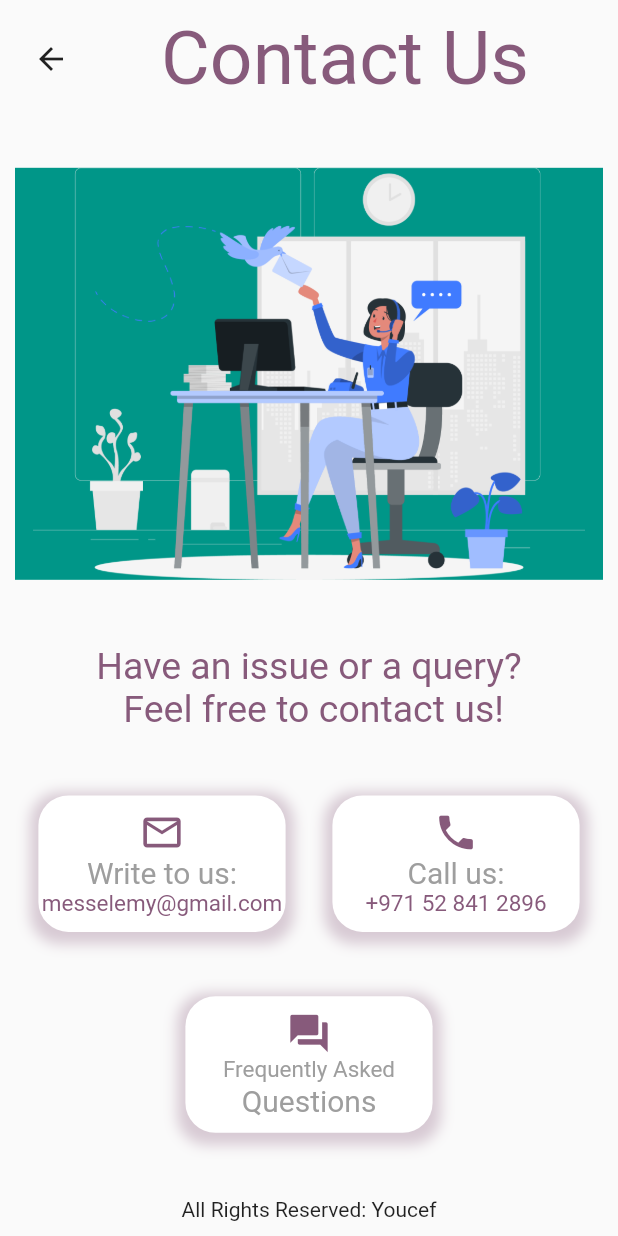
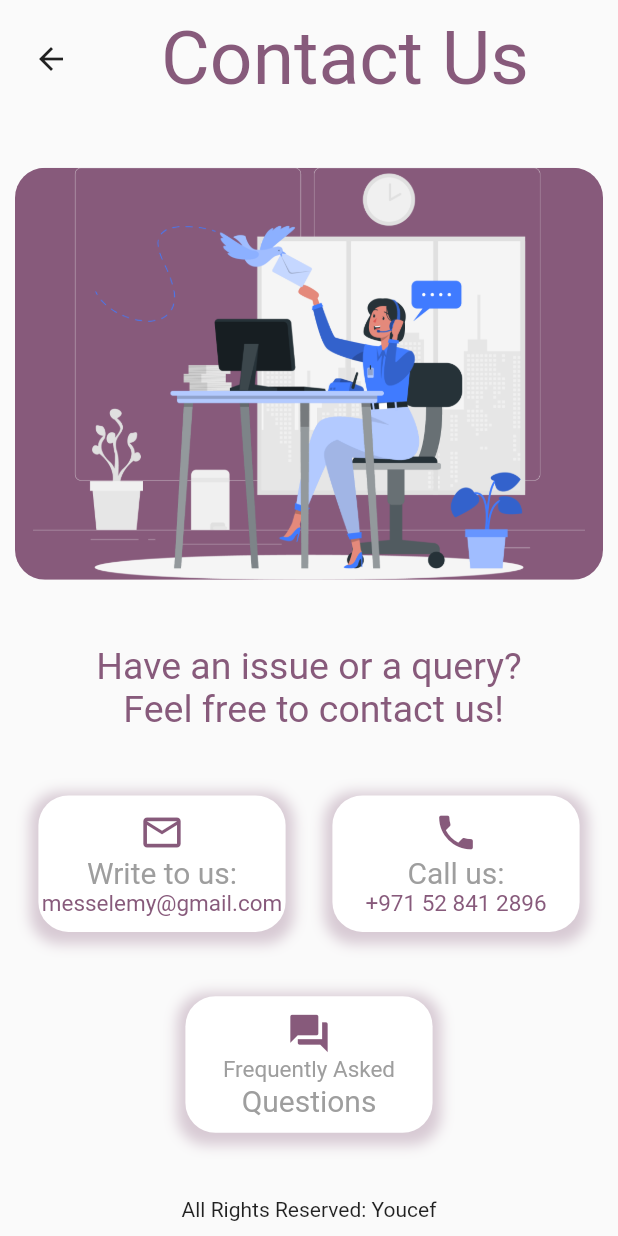
Before and after one commit to MesselemYoucef/TechApp, a Flutter app: the Contact screen opened by its route, on a phone screen of 412 x 824 dp. Run offline on Flutter 3.47's test engine with Material 2 defaults, Android fonts, the phone set to English and light mode, and no system bars; our stand-ins replace cloud_firestore, firebase_core, firebase_storage, font_awesome_flutter, google_fonts; accounts and stored records are empty.

Commit message:
edited the contacts

```diff
--- a/lib/screens/contact.dart
+++ b/lib/screens/contact.dart
@@ -31,7 +31,6 @@ class _ContactState extends State<Contact> {
   }
 
   //method for launching a phone call from the app
-
   _launchCall() async {
     const call = 'tel:+971528412896';
     if (await canLaunch(call)) {
@@ -77,11 +76,14 @@ class _ContactState extends State<Contact> {
                     )
                   ],
                 ),
-                Container(
-                  color: Colors.teal,
-                  width: MediaQuery.of(context).size.width,
-                  height: MediaQuery.of(context).size.height / 3,
-                  child: Image.asset("images/contact-us.png"),
+                ClipRRect(
+                  borderRadius: BorderRadius.circular(20),
+                  child: Container(
+                    color: itemBackground,
+                    width: MediaQuery.of(context).size.width,
+                    height: MediaQuery.of(context).size.height / 3,
+                    child: Image.asset("images/contact-us.png"),
+                  ),
                 ),
                 Container(
                   width: MediaQuery.of(context).size.width,
```
